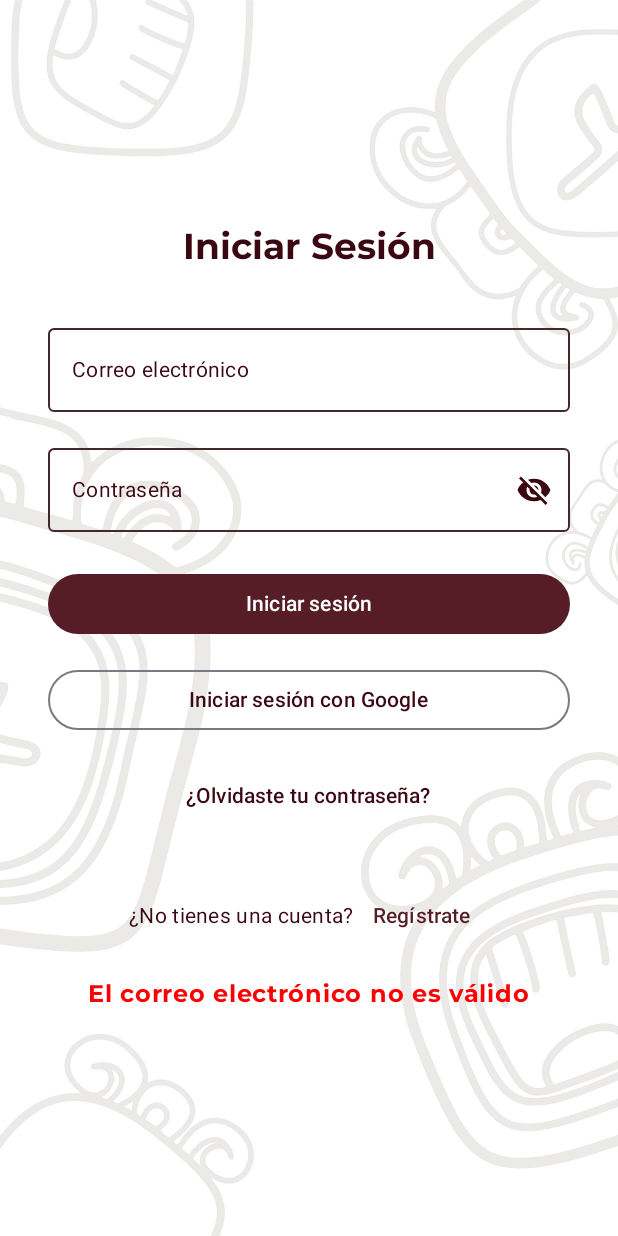
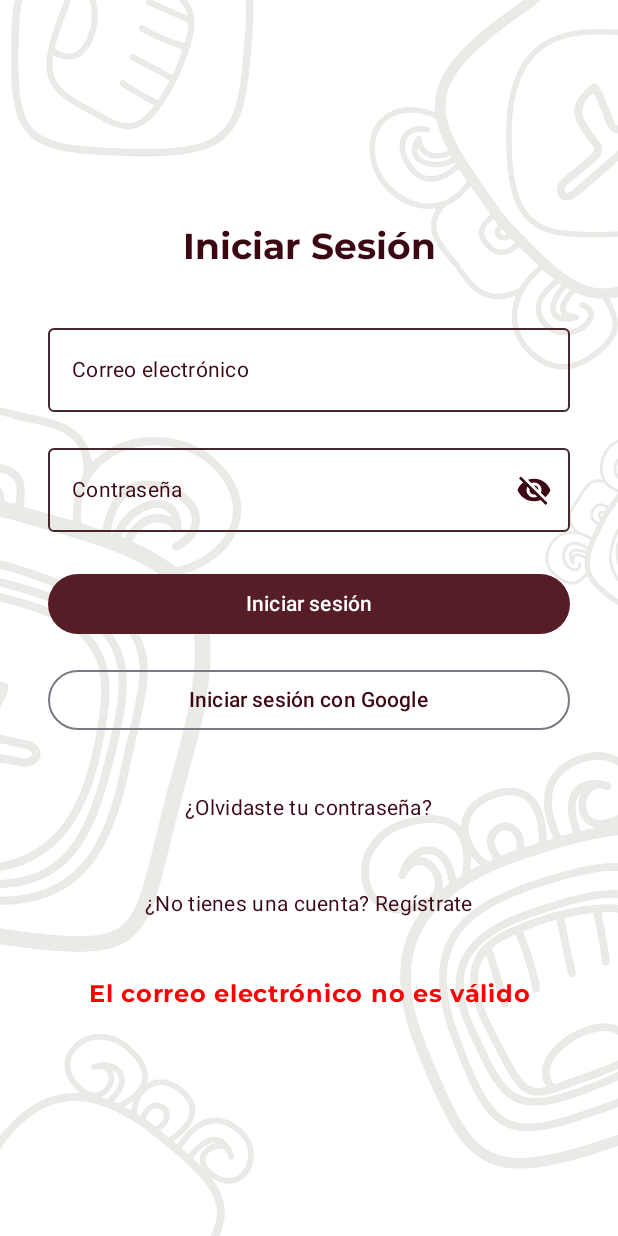
Before and after one commit to xXValiSamaXx/LumVida, an Android app built with Jetpack Compose: the composable LoginScreen shown on its own in the app's theme, after a tap on "Iniciar sesión", on a phone screen of 412 x 824 dp. Run offline under Robolectric (Android 15) with nearby library versions, the light colour scheme and no system bars; our stand-ins replace Firebase (no records; nobody signed in at launch, a user with empty details on screens opened directly); pictures from the network do not load; 2 statements that could not run were skipped.

Commit message:
Corrige alineación y navegación en pantallas de autenticación
Centra y corrige funcionalidad de botones de navegación
Mejora la navegación con popUpTo y launchSingleTop
Ajusta el espaciado y alineación de elementos
Unifica estilos y colores de texto

```diff
--- a/app/src/main/java/com/example/lumvida/ui/login/ui/LoginScreen.kt
+++ b/app/src/main/java/com/example/lumvida/ui/login/ui/LoginScreen.kt
@@ -24,6 +24,7 @@ import androidx.compose.ui.text.input.ImeAction // Importa acciones IME para el
 import androidx.compose.ui.text.input.KeyboardType // Importa tipos de teclado.
 import androidx.compose.ui.text.input.PasswordVisualTransformation // Importa transformación visual para contraseñas.
 import androidx.compose.ui.text.input.VisualTransformation // Importa transformación visual para textos.
+import androidx.compose.ui.text.style.TextAlign
 import androidx.compose.ui.unit.dp // Importa la clase para manejar unidades de densidad.
 import androidx.lifecycle.viewmodel.compose.viewModel // Importa el método para obtener ViewModels en Compose.
 import androidx.navigation.NavController // Importa el controlador de navegación.
@@ -223,53 +224,70 @@ fun LoginScreen(
 
             Spacer(modifier = Modifier.height(16.dp)) // Espaciador vertical.
 
-            // Botón para recuperar contraseña.
-            TextButton(
-                onClick = { navController.navigate("recuperar_contrasena") }, // Navega a la pantalla de recuperación de contraseña.
-                colors = ButtonDefaults.textButtonColors( // Colores del botón.
-                    contentColor = if (isDarkTheme) TextPrimary else PrimaryDark // Color del contenido según el tema.
-                )
+            // Botón "¿Olvidaste tu contraseña?"
+            Column(
+                modifier = Modifier
+                    .fillMaxWidth()
+                    .padding(vertical = 8.dp),
+                horizontalAlignment = Alignment.CenterHorizontally
             ) {
-                Text("¿Olvidaste tu contraseña?") // Texto del botón.
-            }
-
-            Spacer(modifier = Modifier.height(32.dp)) // Espaciador vertical.
-
-            // Fila para la opción de registro.
-            Row(
-                verticalAlignment = Alignment.CenterVertically // Alinea verticalmente al centro.
-            ) {
-                Text(
-                    "¿No tienes una cuenta?", // Texto informativo.
-                    style = MaterialTheme.typography.bodyMedium, // Estilo del texto.
-                    color = if (isDarkTheme) TextPrimary else PrimaryDark // Color del texto según el tema.
-                )
                 TextButton(
-                    onClick = { navController.navigate("crear_cuenta") }, // Navega a la pantalla de creación de cuenta.
-                    colors = ButtonDefaults.textButtonColors( // Colores del botón.
-                        contentColor = Primary // Color del contenido.
+                    onClick = {
+                        // Aseguramos que la navegación funcione
+                        navController.navigate("recuperar_contrasena") {
+                            launchSingleTop = true
+                        }
+                    }
+                ) {
+                    Text(
+                        text = "¿Olvidaste tu contraseña?",
+                        style = MaterialTheme.typography.bodyMedium,
+                        color = if (isDarkTheme) TextPrimary else PrimaryDark
                     )
-                ) {
-                    Text("Regístrate") // Texto del botón.
                 }
             }
 
-            // Muestra el mensaje de error si existe.
+            // Botón "¿No tienes una cuenta?"
+            Column(
+                modifier = Modifier
+                    .fillMaxWidth()
+                    .padding(vertical = 8.dp),
+                horizontalAlignment = Alignment.CenterHorizontally
+            ) {
+                TextButton(
+                    onClick = {
+                        // Aseguramos que la navegación funcione
+                        navController.navigate("crear_cuenta") {
+                            launchSingleTop = true
+                        }
+                    }
+                ) {
+                    Text(
+                        text = "¿No tienes una cuenta? Regístrate",
+                        style = MaterialTheme.typography.bodyMedium,
+                        color = if (isDarkTheme) TextPrimary else PrimaryDark
+                    )
+                }
+            }
+
+            // Mostrar mensaje de error si existe
             errorMessage?.let {
                 Text(
-                    text = it, // Mensaje de error.
-                    color = Color.Red, // Color del mensaje de error.
-                    modifier = Modifier.padding(top = 16.dp) // Añade un relleno superior.
+                    text = it,
+                    color = Color.Red,
+                    modifier = Modifier.padding(top = 16.dp),
+                    textAlign = TextAlign.Center
                 )
             }
 
-            // Indicador de carga si el estado de inicio de sesión es Loading.
+            // Indicador de carga
             if (loginState is LoginState.Loading) {
                 CircularProgressIndicator(
-                    modifier = Modifier.padding(top = 16.dp), // Añade un relleno superior.
-                    color = Primary // Color del indicador de carga.
+                    modifier = Modifier.padding(top = 16.dp),
+                    color = Primary
                 )
             }
+
         }
     }
 }
```
Also changed, not shown: app/src/main/java/com/example/lumvida/ui/CrearCuenta/ui/CrearCuentaScreen.kt (+36 -14 lines).
